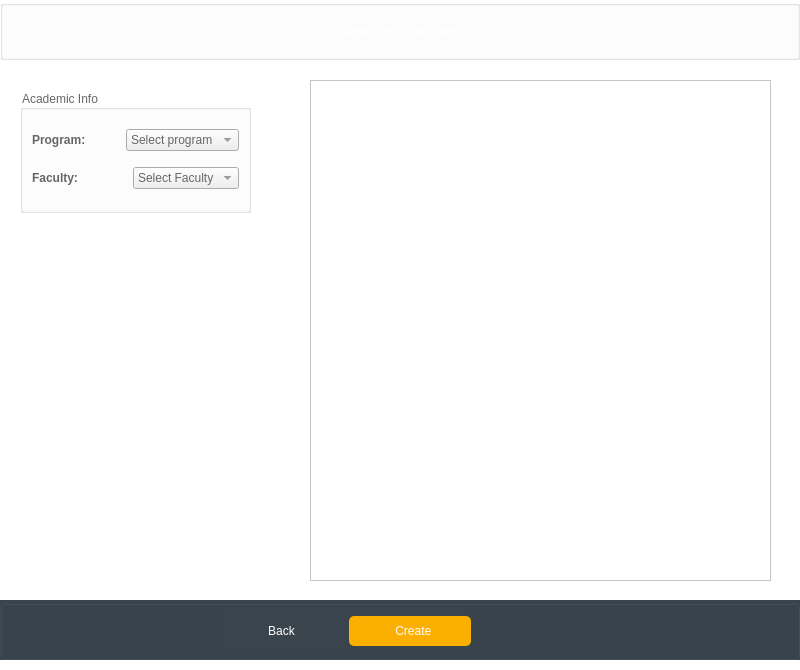
Before: the Qt Designer form SGS/register.ui in 2013110993/SGS, drawn with Qt 5.
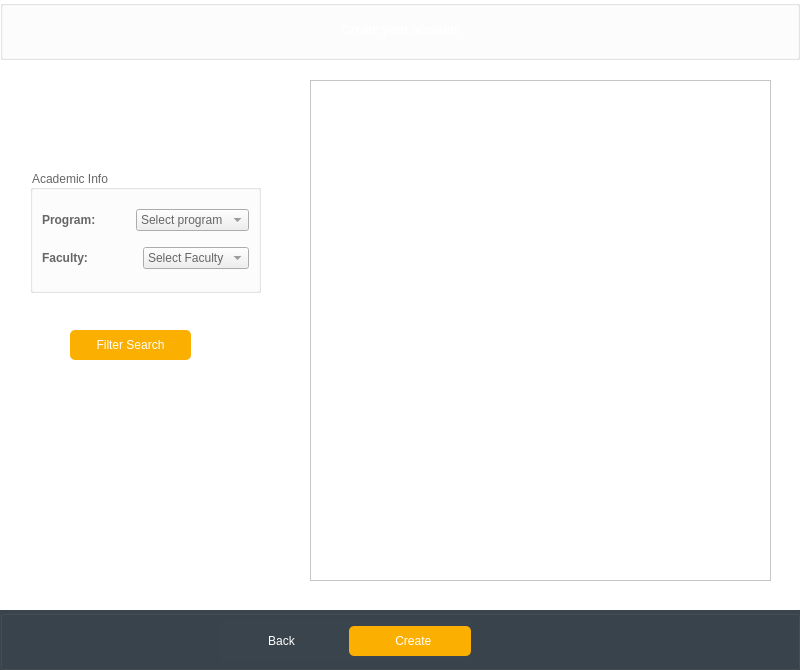
After: the same form once the commit is applied. The open tabs and pages were chosen to show the change. Icons and pictures are not drawn.

What changed in the file:
```diff
--- a/SGS/register.ui
+++ b/SGS/register.ui
@@ -913,8 +913,8 @@
     <widget class="QGroupBox" name="academicGroupBox">
      <property name="geometry">
       <rect>
-       <x>30</x>
-       <y>30</y>
+       <x>40</x>
+       <y>110</y>
        <width>231</width>
        <height>123</height>
       </rect>
@@ -1013,7 +1013,7 @@
      <property name="geometry">
       <rect>
        <x>10</x>
-       <y>540</y>
+       <y>550</y>
        <width>800</width>
        <height>60</height>
       </rect>
@@ -1096,6 +1096,36 @@
       </rect>
      </property>
     </widget>
+    <widget class="QPushButton" name="filterSearchButton">
+     <property name="geometry">
+      <rect>
+       <x>80</x>
+       <y>270</y>
+       <width>121</width>
+       <height>30</height>
+      </rect>
+     </property>
+     <property name="styleSheet">
+      <string notr="true">background:#fbaf01;
+color: #ffffff;
+border:0;
+height:30px;
+border-radius:5px;</string>
+     </property>
+     <property name="text">
+      <string>Filter Search</string>
+     </property>
+     <property name="icon">
+      <iconset>
+       <normaloff>:/images/userAdd.png</normaloff>:/images/userAdd.png</iconset>
+     </property>
+     <property name="autoDefault">
+      <bool>false</bool>
+     </property>
+     <property name="default">
+      <bool>false</bool>
+     </property>
+    </widget>
    </widget>
   </widget>
  </widget>
```
Left out of the diff: 84 changed lines with no effect on the pictures.
